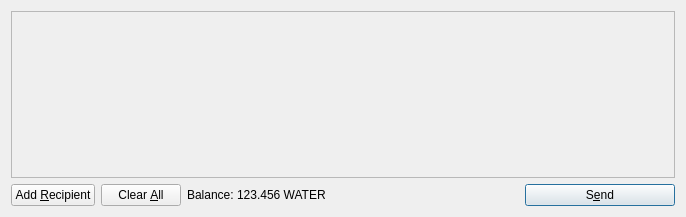
Qt form src/qt/forms/sendcoinsdialog.ui (CleanWaterCoin/cleanwatercoin) before a commit.
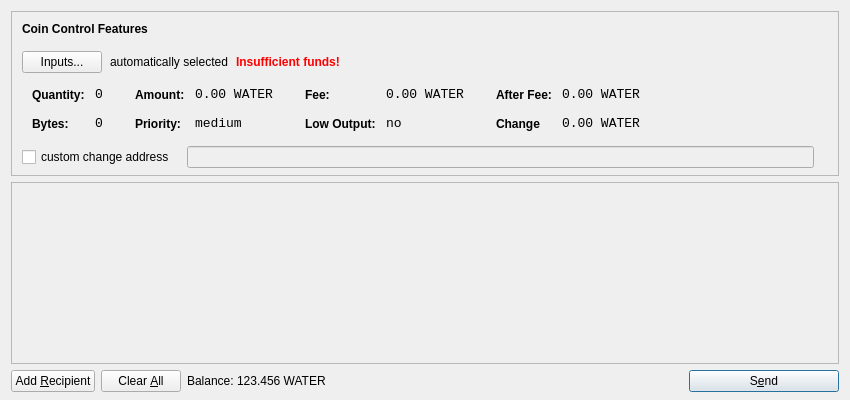
The same form after that commit. Icons and pictures are not drawn.

```diff
--- a/src/qt/forms/sendcoinsdialog.ui
+++ b/src/qt/forms/sendcoinsdialog.ui
@@ -6,14 +6,615 @@
    <rect>
     <x>0</x>
     <y>0</y>
-    <width>686</width>
-    <height>217</height>
+    <width>850</width>
+    <height>400</height>
    </rect>
   </property>
   <property name="windowTitle">
    <string>Send Coins</string>
   </property>
-  <layout class="QVBoxLayout" name="verticalLayout">
+  <layout class="QVBoxLayout" name="verticalLayout" stretch="0,1,0">
+   <property name="bottomMargin">
+    <number>8</number>
+   </property>
+   <item>
+    <widget class="QFrame" name="frameCoinControl">
+     <property name="sizePolicy">
+      <sizepolicy hsizetype="Expanding" vsizetype="Expanding">
+       <horstretch>0</horstretch>
+       <verstretch>0</verstretch>
+      </sizepolicy>
+     </property>
+     <property name="maximumSize">
+      <size>
+       <width>16777215</width>
+       <height>16777215</height>
+      </size>
+     </property>
+     <property name="frameShape">
+      <enum>QFrame::StyledPanel</enum>
+     </property>
+     <property name="frameShadow">
+      <enum>QFrame::Sunken</enum>
+     </property>
+     <layout class="QVBoxLayout" name="verticalLayoutCoinControl2">
+      <property name="spacing">
+       <number>6</number>
+      </property>
+      <property name="leftMargin">
+       <number>0</number>
+      </property>
+      <property name="topMargin">
+       <number>0</number>
+      </property>
+      <property name="rightMargin">
+       <number>0</number>
+      </property>
+      <property name="bottomMargin">
+       <number>6</number>
+      </property>
+      <item>
+       <layout class="QVBoxLayout" name="verticalLayoutCoinControl" stretch="0,0,0,0,1">
+        <property name="spacing">
+         <number>0</number>
+        </property>
+        <property name="leftMargin">
+         <number>10</number>
+        </property>
+        <property name="topMargin">
+         <number>10</number>
+        </property>
+        <item>
+         <layout class="QHBoxLayout" name="horizontalLayoutCoinControl1">
+          <property name="bottomMargin">
+           <number>15</number>
+          </property>
+          <item>
+           <widget class="QLabel" name="labelCoinControlFeatures">
+            <property name="sizePolicy">
+             <sizepolicy hsizetype="Preferred" vsizetype="Maximum">
+              <horstretch>0</horstretch>
+              <verstretch>0</verstretch>
+             </sizepolicy>
+            </property>
+            <property name="font">
+             <font>
+              <weight>75</weight>
+              <bold>true</bold>
+             </font>
+            </property>
+            <property name="styleSheet">
+             <string notr="true">font-weight:bold;</string>
+            </property>
+            <property name="text">
+             <string>Coin Control Features</string>
+            </property>
+           </widget>
+          </item>
+         </layout>
+        </item>
+        <item>
+         <layout class="QHBoxLayout" name="horizontalLayoutCoinControl2" stretch="0,0,0,0">
+          <property name="spacing">
+           <number>8</number>
+          </property>
+          <property name="bottomMargin">
+           <number>10</number>
+          </property>
+          <item>
+           <widget class="QPushButton" name="pushButtonCoinControl">
+            <property name="styleSheet">
+             <string notr="true"/>
+            </property>
+            <property name="text">
+             <string>Inputs...</string>
+            </property>
+           </widget>
+          </item>
+          <item>
+           <widget class="QLabel" name="labelCoinControlAutomaticallySelected">
+            <property name="text">
+             <string>automatically selected</string>
+            </property>
+            <property name="margin">
+             <number>5</number>
+            </property>
+           </widget>
+          </item>
+          <item>
+           <widget class="QLabel" name="labelCoinControlInsuffFunds">
+            <property name="font">
+             <font>
+              <weight>75</weight>
+              <bold>true</bold>
+             </font>
+            </property>
+            <property name="styleSheet">
+             <string notr="true">color:red;font-weight:bold;</string>
+            </property>
+            <property name="text">
+             <string>Insufficient funds!</string>
+            </property>
+            <property name="margin">
+             <number>5</number>
+            </property>
+           </widget>
+          </item>
+          <item>
+           <spacer name="horizontalSpacerCoinControl">
+            <property name="orientation">
+             <enum>Qt::Horizontal</enum>
+            </property>
+            <property name="sizeHint" stdset="0">
+             <size>
+              <width>40</width>
+              <height>1</height>
+             </size>
+            </property>
+           </spacer>
+          </item>
+         </layout>
+        </item>
+        <item>
+         <widget class="QWidget" name="widgetCoinControl" native="true">
+          <property name="sizePolicy">
+           <sizepolicy hsizetype="Preferred" vsizetype="Preferred">
+            <horstretch>0</horstretch>
+            <verstretch>0</verstretch>
+           </sizepolicy>
+          </property>
+          <property name="minimumSize">
+           <size>
+            <width>0</width>
+            <height>0</height>
+           </size>
+          </property>
+          <property name="styleSheet">
+           <string notr="true"/>
+          </property>
+          <layout class="QHBoxLayout" name="horizontalLayoutCoinControl5">
+           <property name="margin">
+            <number>0</number>
+           </property>
+           <item>
+            <layout class="QHBoxLayout" name="horizontalLayoutCoinControl3" stretch="0,0,0,1">
+             <property name="spacing">
+              <number>20</number>
+             </property>
+             <property name="topMargin">
+              <number>0</number>
+             </property>
+             <property name="bottomMargin">
+              <number>10</number>
+             </property>
+             <item>
+              <layout class="QFormLayout" name="formLayoutCoinControl1">
+               <property name="horizontalSpacing">
+                <number>10</number>
+               </property>
+               <property name="verticalSpacing">
+                <number>14</number>
+               </property>
+               <property name="leftMargin">
+                <number>10</number>
+               </property>
+               <property name="topMargin">
+                <number>4</number>
+               </property>
+               <property name="rightMargin">
+                <number>6</number>
+               </property>
+               <item row="0" column="0">
+                <widget class="QLabel" name="labelCoinControlQuantityText">
+                 <property name="styleSheet">
+                  <string notr="true">font-weight:bold;</string>
+                 </property>
+                 <property name="text">
+                  <string>Quantity:</string>
+                 </property>
+                 <property name="margin">
+                  <number>0</number>
+                 </property>
+                </widget>
+               </item>
+               <item row="0" column="1">
+                <widget class="QLabel" name="labelCoinControlQuantity">
+                 <property name="font">
+                  <font>
+                   <family>Monospace</family>
+                   <pointsize>10</pointsize>
+                  </font>
+                 </property>
+                 <property name="cursor">
+                  <cursorShape>IBeamCursor</cursorShape>
+                 </property>
+                 <property name="contextMenuPolicy">
+                  <enum>Qt::ActionsContextMenu</enum>
+                 </property>
+                 <property name="text">
+                  <string>0</string>
+                 </property>
+                 <property name="margin">
+                  <number>0</number>
+                 </property>
+                 <property name="textInteractionFlags">
+                  <set>Qt::LinksAccessibleByMouse|Qt::TextSelectableByKeyboard|Qt::TextSelectableByMouse</set>
+                 </property>
+                </widget>
+               </item>
+               <item row="1" column="0">
+                <widget class="QLabel" name="labelCoinControlBytesText">
+                 <property name="styleSheet">
+                  <string notr="true">font-weight:bold;</string>
+                 </property>
+                 <property name="text">
+                  <string>Bytes:</string>
+                 </property>
+                </widget>
+               </item>
+               <item row="1" column="1">
+                <widget class="QLabel" name="labelCoinControlBytes">
+                 <property name="font">
+                  <font>
+                   <family>Monospace</family>
+                   <pointsize>10</pointsize>
+                  </font>
+                 </property>
+                 <property name="cursor">
+                  <cursorShape>IBeamCursor</cursorShape>
+                 </property>
+                 <property name="contextMenuPolicy">
+                  <enum>Qt::ActionsContextMenu</enum>
+                 </property>
+                 <property name="text">
+                  <string>0</string>
+                 </property>
+                 <property name="textInteractionFlags">
+                  <set>Qt::LinksAccessibleByMouse|Qt::TextSelectableByKeyboard|Qt::TextSelectableByMouse</set>
+                 </property>
+                </widget>
+               </item>
+              </layout>
+             </item>
+             <item>
+              <layout class="QFormLayout" name="formLayoutCoinControl2">
+               <property name="horizontalSpacing">
+                <number>10</number>
+               </property>
+               <property name="verticalSpacing">
+                <number>14</number>
+               </property>
+               <property name="leftMargin">
+                <number>6</number>
+               </property>
+               <property name="topMargin">
+                <number>4</number>
+               </property>
+               <property name="rightMargin">
+                <number>6</number>
+               </property>
+               <item row="0" column="0">
+                <widget class="QLabel" name="labelCoinControlAmountText">
+                 <property name="styleSheet">
+                  <string notr="true">font-weight:bold;</string>
+                 </property>
+                 <property name="text">
+                  <string>Amount:</string>
+                 </property>
+                 <property name="margin">
+                  <number>0</number>
+                 </property>
+                </widget>
+               </item>
+               <item row="0" column="1">
+                <widget class="QLabel" name="labelCoinControlAmount">
+                 <property name="font">
+                  <font>
+                   <family>Monospace</family>
+                   <pointsize>10</pointsize>
+                  </font>
+                 </property>
+                 <property name="cursor">
+                  <cursorShape>IBeamCursor</cursorShape>
+                 </property>
+                 <property name="contextMenuPolicy">
+                  <enum>Qt::ActionsContextMenu</enum>
+                 </property>
+                 <property name="text">
+                  <string>0.00 WATER</string>
+                 </property>
+                 <property name="textInteractionFlags">
+                  <set>Qt::LinksAccessibleByMouse|Qt::TextSelectableByKeyboard|Qt::TextSelectableByMouse</set>
+                 </property>
+                </widget>
+               </item>
+               <item row="1" column="0">
+                <widget class="QLabel" name="labelCoinControlPriorityText">
+                 <property name="styleSheet">
+                  <string notr="true">font-weight:bold;</string>
+                 </property>
+                 <property name="text">
+                  <string>Priority:</string>
+                 </property>
+                </widget>
+               </item>
+               <item row="1" column="1">
+                <widget class="QLabel" name="labelCoinControlPriority">
+                 <property name="font">
+                  <font>
+                   <family>Monospace</family>
+                   <pointsize>10</pointsize>
+                  </font>
+                 </property>
+                 <property name="cursor">
+                  <cursorShape>IBeamCursor</cursorShape>
+                 </property>
+                 <property name="contextMenuPolicy">
+                  <enum>Qt::ActionsContextMenu</enum>
+                 </property>
+                 <property name="text">
+                  <string>medium</string>
+                 </property>
+                 <property name="textInteractionFlags">
+                  <set>Qt::LinksAccessibleByMouse|Qt::TextSelectableByKeyboard|Qt::TextSelectableByMouse</set>
+                 </property>
+                </widget>
+               </item>
+              </layout>
+             </item>
+             <item>
+              <layout class="QFormLayout" name="formLayoutCoinControl3">
+               <property name="horizontalSpacing">
+                <number>10</number>
+               </property>
+               <property name="verticalSpacing">
+                <number>14</number>
+               </property>
+               <property name="leftMargin">
+                <number>6</number>
+               </property>
+               <property name="topMargin">
+                <number>4</number>
+               </property>
+               <property name="rightMargin">
+                <number>6</number>
+               </property>
+               <item row="0" column="0">
+                <widget class="QLabel" name="labelCoinControlFeeText">
+                 <property name="styleSheet">
+                  <string notr="true">font-weight:bold;</string>
+                 </property>
+                 <property name="text">
+                  <string>Fee:</string>
+                 </property>
+                 <property name="margin">
+                  <number>0</number>
+                 </property>
+                </widget>
+               </item>
+               <item row="0" column="1">
+                <widget class="QLabel" name="labelCoinControlFee">
+                 <property name="font">
+                  <font>
+                   <family>Monospace</family>
+                   <pointsize>10</pointsize>
+                  </font>
+                 </property>
+                 <property name="cursor">
+                  <cursorShape>IBeamCursor</cursorShape>
+                 </property>
+                 <property name="contextMenuPolicy">
+                  <enum>Qt::ActionsContextMenu</enum>
+                 </property>
+                 <property name="text">
+                  <string>0.00 WATER</string>
+                 </property>
+                 <property name="textInteractionFlags">
+                  <set>Qt::LinksAccessibleByMouse|Qt::TextSelectableByKeyboard|Qt::TextSelectableByMouse</set>
+                 </property>
+                </widget>
+               </item>
+               <item row="1" column="0">
+                <widget class="QLabel" name="labelCoinControlLowOutputText">
+                 <property name="styleSheet">
+                  <string notr="true">font-weight:bold;</string>
+                 </property>
+                 <property name="text">
+                  <string>Low Output:</string>
+                 </property>
+                </widget>
+               </item>
+               <item row="1" column="1">
+                <widget class="QLabel" name="labelCoinControlLowOutput">
+                 <property name="font">
+                  <font>
+                   <family>Monospace</family>
+                   <pointsize>10</pointsize>
+                  </font>
+                 </property>
+                 <property name="cursor">
+                  <cursorShape>IBeamCursor</cursorShape>
+                 </property>
+                 <property name="contextMenuPolicy">
+                  <enum>Qt::ActionsContextMenu</enum>
+                 </property>
+                 <property name="text">
+                  <string>no</string>
+                 </property>
+                 <property name="textInteractionFlags">
+                  <set>Qt::LinksAccessibleByMouse|Qt::TextSelectableByKeyboard|Qt::TextSelectableByMouse</set>
+                 </property>
+                </widget>
+               </item>
+              </layout>
+             </item>
+             <item>
+              <layout class="QFormLayout" name="formLayoutCoinControl4">
+               <property name="horizontalSpacing">
+                <number>10</number>
+               </property>
+               <property name="verticalSpacing">
+                <number>14</number>
+               </property>
+               <property name="leftMargin">
+                <number>6</number>
+               </property>
+               <property name="topMargin">
+                <number>4</number>
+               </property>
+               <property name="rightMargin">
+                <number>6</number>
+               </property>
+               <item row="0" column="0">
+                <widget class="QLabel" name="labelCoinControlAfterFeeText">
+                 <property name="styleSheet">
+                  <string notr="true">font-weight:bold;</string>
+                 </property>
+                 <property name="text">
+                  <string>After Fee:</string>
+                 </property>
+                 <property name="margin">
+                  <number>0</number>
+                 </property>
+                </widget>
+               </item>
+               <item row="0" column="1">
+                <widget class="QLabel" name="labelCoinControlAfterFee">
+                 <property name="font">
+                  <font>
+                   <family>Monospace</family>
+                   <pointsize>10</pointsize>
+                  </font>
+                 </property>
+                 <property name="cursor">
+                  <cursorShape>IBeamCursor</cursorShape>
+                 </property>
+                 <property name="contextMenuPolicy">
+                  <enum>Qt::ActionsContextMenu</enum>
+                 </property>
+                 <property name="text">
+                  <string>0.00 WATER</string>
+                 </property>
+                 <property name="textInteractionFlags">
+                  <set>Qt::LinksAccessibleByMouse|Qt::TextSelectableByKeyboard|Qt::TextSelectableByMouse</set>
+                 </property>
+                </widget>
+               </item>
+               <item row="1" column="0">
+                <widget class="QLabel" name="labelCoinControlChangeText">
+                 <property name="styleSheet">
+                  <string notr="true">font-weight:bold;</string>
+                 </property>
+                 <property name="text">
+                  <string>Change</string>
+                 </property>
+                </widget>
+               </item>
+               <item row="1" column="1">
+                <widget class="QLabel" name="labelCoinControlChange">
+                 <property name="font">
+                  <font>
+                   <family>Monospace</family>
+                   <pointsize>10</pointsize>
+                  </font>
+                 </property>
+                 <property name="cursor">
+                  <cursorShape>IBeamCursor</cursorShape>
+                 </property>
+                 <property name="contextMenuPolicy">
+                  <enum>Qt::ActionsContextMenu</enum>
+                 </property>
+                 <property name="text">
+                  <string>0.00 WATER</string>
+                 </property>
+                 <property name="textInteractionFlags">
+                  <set>Qt::LinksAccessibleByMouse|Qt::TextSelectableByKeyboard|Qt::TextSelectableByMouse</set>
+                 </property>
+                </widget>
+               </item>
+              </layout>
+             </item>
+            </layout>
+           </item>
+          </layout>
+         </widget>
+        </item>
+        <item>
+         <layout class="QHBoxLayout" name="horizontalLayoutCoinControl4" stretch="0,0,0">
+          <property name="spacing">
+           <number>12</number>
+          </property>
+          <property name="sizeConstraint">
+           <enum>QLayout::SetDefaultConstraint</enum>
+          </property>
+          <property name="topMargin">
+           <number>5</number>
+          </property>
+          <property name="rightMargin">
+           <number>5</number>
+          </property>
+          <item>
+           <widget class="QCheckBox" name="checkBoxCoinControlChange">
+            <property name="text">
+             <string>custom change address</string>
+            </property>
+           </widget>
+          </item>
+          <item>
+           <widget class="QLineEdit" name="lineEditCoinControlChange">
+            <property name="enabled">
+             <bool>false</bool>
+            </property>
+            <property name="sizePolicy">
+             <sizepolicy hsizetype="Expanding" vsizetype="Fixed">
+              <horstretch>0</horstretch>
+              <verstretch>0</verstretch>
+             </sizepolicy>
+            </property>
+           </widget>
+          </item>
+          <item>
+           <widget class="QLabel" name="labelCoinControlChangeLabel">
+            <property name="sizePolicy">
+             <sizepolicy hsizetype="Preferred" vsizetype="Expanding">
+              <horstretch>0</horstretch>
+              <verstretch>0</verstretch>
+             </sizepolicy>
+            </property>
+            <property name="minimumSize">
+             <size>
+              <width>0</width>
+              <height>0</height>
+             </size>
+            </property>
+            <property name="text">
+             <string/>
+            </property>
+            <property name="margin">
+             <number>3</number>
+            </property>
+           </widget>
+          </item>
+         </layout>
+        </item>
+        <item>
+         <spacer name="verticalSpacerCoinControl">
+          <property name="orientation">
+           <enum>Qt::Vertical</enum>
+          </property>
+          <property name="sizeHint" stdset="0">
+           <size>
+            <width>800</width>
+            <height>1</height>
+           </size>
+          </property>
+         </spacer>
+        </item>
+       </layout>
+      </item>
+     </layout>
+    </widget>
+   </item>
    <item>
     <widget class="QScrollArea" name="scrollArea">
      <property name="widgetResizable">
@@ -24,8 +625,8 @@
        <rect>
         <x>0</x>
         <y>0</y>
-        <width>666</width>
-        <height>165</height>
+        <width>830</width>
+        <height>152</height>
        </rect>
       </property>
       <layout class="QVBoxLayout" name="verticalLayout_2">
@@ -117,6 +718,12 @@
        </property>
        <item>
         <widget class="QLabel" name="label">
+         <property name="sizePolicy">
+          <sizepolicy hsizetype="Preferred" vsizetype="Fixed">
+           <horstretch>0</horstretch>
+           <verstretch>0</verstretch>
+          </sizepolicy>
+         </property>
          <property name="text">
           <string>Balance:</string>
          </property>
@@ -124,6 +731,12 @@
        </item>
        <item>
         <widget class="QLabel" name="labelBalance">
+         <property name="sizePolicy">
+          <sizepolicy hsizetype="Preferred" vsizetype="Fixed">
+           <horstretch>0</horstretch>
+           <verstretch>0</verstretch>
+          </sizepolicy>
+         </property>
          <property name="cursor">
           <cursorShape>IBeamCursor</cursorShape>
          </property>
```
Left out of the diff: 11 changed lines with no effect on the pictures.
